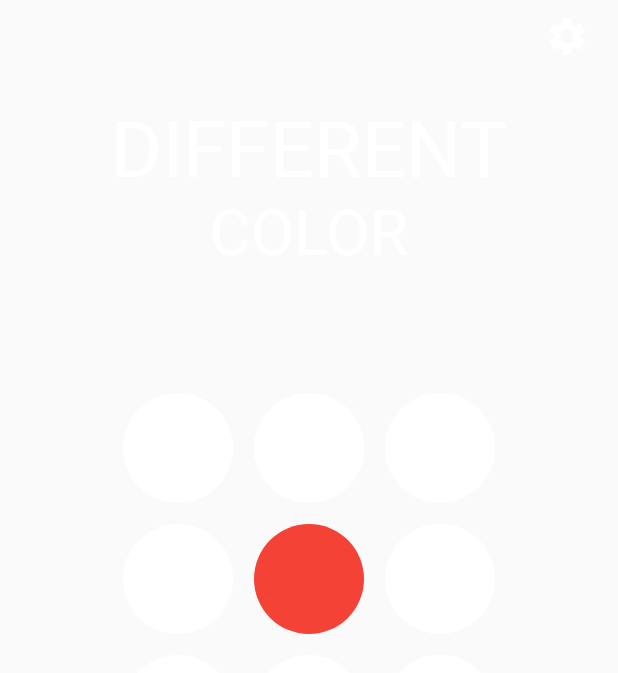
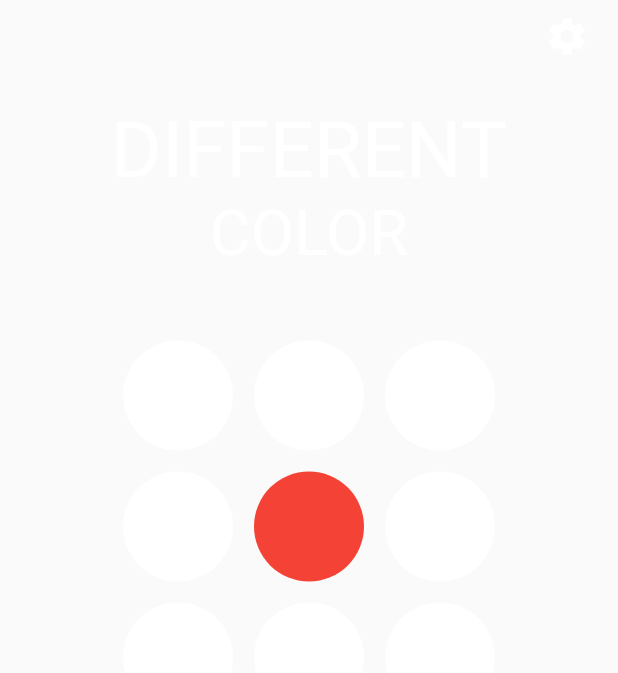
Before and after one commit to thangluu93/color_choosing_game, a Flutter app: the screen it shows after launch, on a phone screen of 412 x 824 dp. Shown: the top 673 px of the screen. Run offline on Flutter 3.47's test engine with Material 2 defaults, Android fonts, the phone set to English and light mode, and no system bars; our stand-ins replace shared_preferences; statements that could not run were skipped.

Commit message:
smaller grid on homepage

```diff
--- a/lib/pages/home_page.dart
+++ b/lib/pages/home_page.dart
@@ -11,11 +11,16 @@ class HomePage extends StatelessWidget {
 
   Widget _buildSquare(BuildContext context) {
     return Container(
-      height: 350,
+      height: 300,
       // height: MediaQuery.of(context).size.width,
       child: GridView.count(
         physics: ScrollPhysics(),
-        padding: EdgeInsets.all(75),
+        padding: EdgeInsets.only(
+          bottom: 75,
+          left: 75,
+          right: 75,
+          top: 40,
+        ),
         crossAxisCount: 3,
         children: List.generate(
           3 * 3,
```
